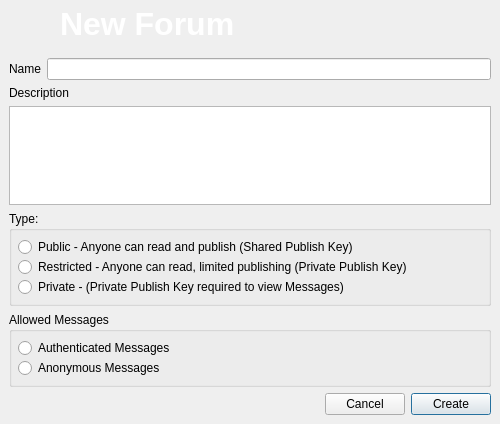
Qt form retroshare-gui/src/gui/forums/CreateForum.ui (RetroShare/RetroShare) before a commit.
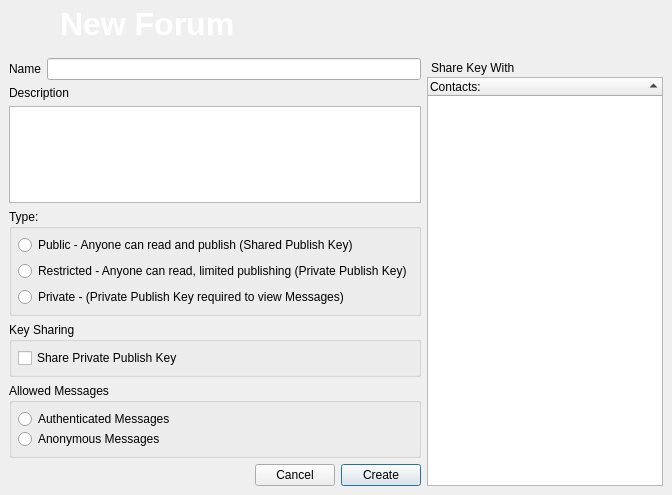
The same form after that commit. Icons and pictures are not drawn.

Commit message:
added private groups option to forums
fix for grp edit in p3distrib

```diff
--- a/retroshare-gui/src/gui/forums/CreateForum.ui
+++ b/retroshare-gui/src/gui/forums/CreateForum.ui
@@ -6,8 +6,8 @@
    <rect>
     <x>0</x>
     <y>0</y>
-    <width>500</width>
-    <height>424</height>
+    <width>672</width>
+    <height>495</height>
    </rect>
   </property>
   <property name="windowTitle">
@@ -110,6 +110,101 @@
         </item>
        </layout>
       </item>
+      <item row="0" column="3" rowspan="6">
+       <widget class="QDockWidget" name="contactsdockWidget">
+        <property name="enabled">
+         <bool>true</bool>
+        </property>
+        <property name="sizePolicy">
+         <sizepolicy hsizetype="Preferred" vsizetype="Preferred">
+          <horstretch>0</horstretch>
+          <verstretch>0</verstretch>
+         </sizepolicy>
+        </property>
+        <property name="maximumSize">
+         <size>
+          <width>300</width>
+          <height>524287</height>
+         </size>
+        </property>
+        <property name="sizeIncrement">
+         <size>
+          <width>220</width>
+          <height>0</height>
+         </size>
+        </property>
+        <property name="baseSize">
+         <size>
+          <width>0</width>
+          <height>0</height>
+         </size>
+        </property>
+        <property name="toolTip">
+         <string>check peers you would like to share private publish key with</string>
+        </property>
+        <property name="floating">
+         <bool>false</bool>
+        </property>
+        <property name="features">
+         <set>QDockWidget::NoDockWidgetFeatures</set>
+        </property>
+        <property name="windowTitle">
+         <string>Share Key With</string>
+        </property>
+        <widget class="QWidget" name="dockWidgetContents">
+         <layout class="QGridLayout" name="_2">
+          <property name="margin">
+           <number>0</number>
+          </property>
+          <property name="spacing">
+           <number>0</number>
+          </property>
+          <item row="0" column="0">
+           <widget class="QTreeWidget" name="keyShareList">
+            <property name="sizePolicy">
+             <sizepolicy hsizetype="Preferred" vsizetype="Expanding">
+              <horstretch>0</horstretch>
+              <verstretch>4</verstretch>
+             </sizepolicy>
+            </property>
+            <property name="minimumSize">
+             <size>
+              <width>20</width>
+              <height>0</height>
+             </size>
+            </property>
+            <property name="maximumSize">
+             <size>
+              <width>300</width>
+              <height>16777215</height>
+             </size>
+            </property>
+            <property name="sizeIncrement">
+             <size>
+              <width>220</width>
+              <height>0</height>
+             </size>
+            </property>
+            <property name="baseSize">
+             <size>
+              <width>200</width>
+              <height>0</height>
+             </size>
+            </property>
+            <property name="sortingEnabled">
+             <bool>true</bool>
+            </property>
+            <column>
+             <property name="text">
+              <string>Contacts:</string>
+             </property>
+            </column>
+           </widget>
+          </item>
+         </layout>
+        </widget>
+       </widget>
+      </item>
       <item row="1" column="0" colspan="3">
        <layout class="QVBoxLayout">
         <item>
@@ -129,28 +224,25 @@
         <property name="title">
          <string>Type:</string>
         </property>
-        <layout class="QVBoxLayout" name="_3">
-         <property name="spacing">
-          <number>0</number>
-         </property>
+        <layout class="QGridLayout" name="gridLayout_2">
          <property name="margin">
           <number>6</number>
          </property>
-         <item>
+         <item row="0" column="0">
           <widget class="QRadioButton" name="typePublic">
            <property name="text">
             <string>Public - Anyone can read and publish (Shared Publish Key)</string>
            </property>
           </widget>
          </item>
-         <item>
+         <item row="1" column="0">
           <widget class="QRadioButton" name="typePrivate">
            <property name="text">
             <string>Restricted - Anyone can read, limited publishing (Private Publish Key)</string>
            </property>
           </widget>
          </item>
-         <item>
+         <item row="2" column="0">
           <widget class="QRadioButton" name="typeEncrypted">
            <property name="text">
             <string>Private - (Private Publish Key required to view Messages)</string>
@@ -161,6 +253,44 @@
        </widget>
       </item>
       <item row="3" column="0" colspan="3">
+       <widget class="QGroupBox" name="msgGroupBox_2">
+        <property name="title">
+         <string>Key Sharing</string>
+        </property>
+        <layout class="QVBoxLayout" name="_5">
+         <property name="spacing">
+          <number>0</number>
+         </property>
+         <property name="margin">
+          <number>6</number>
+         </property>
+         <item>
+          <widget class="QCheckBox" name="pubKeyShare_cb">
+           <property name="toolTip">
+            <string>Key recipients can publish to restricted-type channels, and can view and publish  for private-type channels </string>
+           </property>
+           <property name="text">
+            <string>Share Private Publish Key</string>
+           </property>
+          </widget>
+         </item>
+         <item>
+          <spacer name="verticalSpacer_3">
+           <property name="orientation">
+            <enum>Qt::Vertical</enum>
+           </property>
+           <property name="sizeHint" stdset="0">
+            <size>
+             <width>20</width>
+             <height>40</height>
+            </size>
+           </property>
+          </spacer>
+         </item>
+        </layout>
+       </widget>
+      </item>
+      <item row="4" column="0" colspan="3">
        <widget class="QGroupBox" name="msgGroupBox">
         <property name="title">
          <string>Allowed Messages</string>
@@ -202,7 +332,7 @@
         </layout>
        </widget>
       </item>
-      <item row="4" column="0">
+      <item row="5" column="0">
        <spacer>
         <property name="orientation">
          <enum>Qt::Horizontal</enum>
@@ -215,14 +345,14 @@
         </property>
        </spacer>
       </item>
-      <item row="4" column="1">
+      <item row="5" column="1">
        <widget class="QPushButton" name="cancelButton">
         <property name="text">
          <string>Cancel</string>
         </property>
        </widget>
       </item>
-      <item row="4" column="2">
+      <item row="5" column="2">
        <widget class="QPushButton" name="createButton">
         <property name="text">
          <string>Create</string>
```
Left out of the diff: 2 changed lines with no effect on the pictures. The commit also changes 11 other files.
